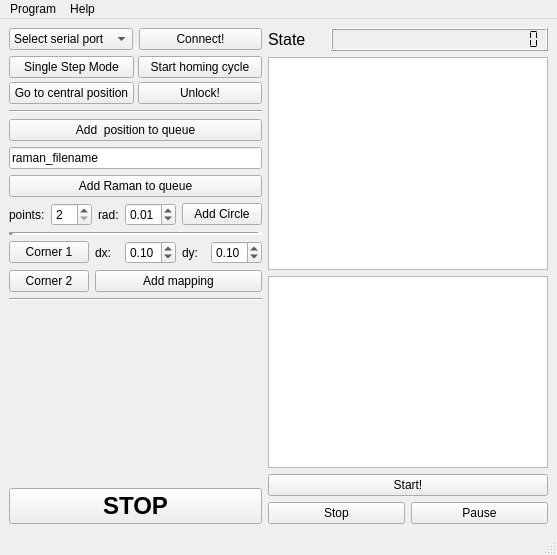
Above: design.ui from Trel725/RamanMechanize before the change. Below: the same form after it.
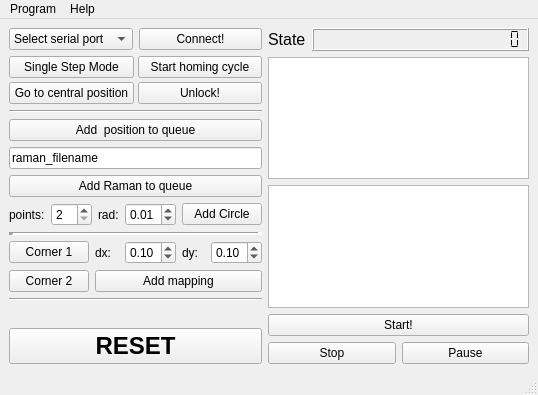
That is the form after the change.

Diff of the .ui file:
```diff
--- a/design.ui
+++ b/design.ui
@@ -6,8 +6,8 @@
    <rect>
     <x>0</x>
     <y>0</y>
-    <width>557</width>
-    <height>555</height>
+    <width>526</width>
+    <height>395</height>
    </rect>
   </property>
   <property name="focusPolicy">
@@ -383,7 +383,7 @@
          </font>
         </property>
         <property name="text">
-         <string>STOP</string>
+         <string>RESET</string>
         </property>
        </widget>
       </item>
@@ -511,7 +511,7 @@
     <rect>
      <x>0</x>
      <y>0</y>
-     <width>557</width>
+     <width>526</width>
      <height>21</height>
     </rect>
    </property>
```
Left out of the diff: 3 changed lines with no effect on the pictures.
